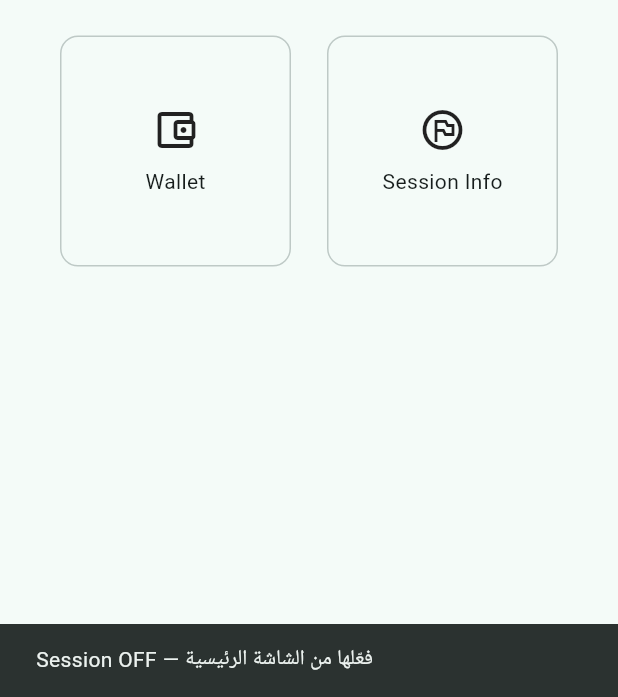
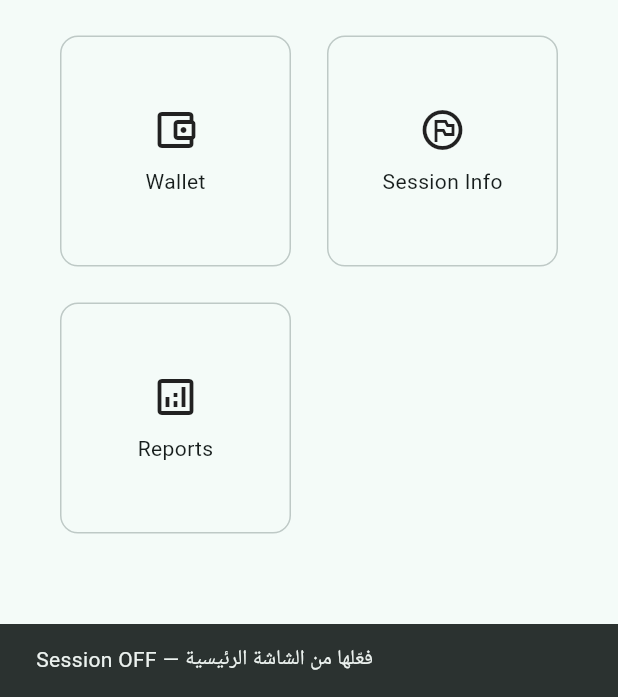
Before and after one commit to mustphache/admiral_tablet_a, a Flutter app: the _HomeScaffold screen opened directly, after a tap on "Purchases", on a phone screen of 412 x 824 dp, the part 539-1236 px from its top. Run offline on Flutter 3.47's test engine with Material 3 defaults, Android fonts, the phone set to English and light mode, and no system bars; our stand-ins replace pdf, shared_preferences; accounts and stored records are empty.

Commit message:
[auto] sync: 2025-10-12 17:23:46

```diff
--- a/lib/features/home/screens/home_screen.dart
+++ b/lib/features/home/screens/home_screen.dart
@@ -8,6 +8,7 @@ import 'package:admiral_tablet_a/features/day_session/day_session_screen.dart';
 import 'package:admiral_tablet_a/features/day_session/purchases_screen.dart';
 import 'package:admiral_tablet_a/features/day_session/expenses_screen.dart';
 import 'package:admiral_tablet_a/features/wallet/screens/wallet_screen.dart';
+import 'package:admiral_tablet_a/features/day_session/reports_screen.dart'; // 👈 جديد
 
 import 'package:admiral_tablet_a/state/services/credit_inbox_store.dart';
 import 'package:admiral_tablet_a/state/controllers/wallet_controller.dart';
@@ -94,6 +95,7 @@ class _HomeBodyState extends State<_HomeBody> {
   }
 }
 
+// -------- Session Switch (الوحيد) --------
 class _SessionSwitchCard extends StatelessWidget {
   final DaySessionController ctrl;
   const _SessionSwitchCard({required this.ctrl});
@@ -139,6 +141,7 @@ class _SessionSwitchCard extends StatelessWidget {
   }
 }
 
+// -------- Credit Inbox Banner --------
 class _CreditBanner extends StatelessWidget {
   final bool canConfirm;
   const _CreditBanner({required this.canConfirm});
@@ -165,8 +168,10 @@ class _CreditBanner extends StatelessWidget {
                   const Icon(Icons.construction, size: 20),
                   const SizedBox(width: 8),
                   const Expanded(
-                    child: Text('Dev: Inject incoming credit for testing',
-                        style: TextStyle(fontSize: 13)),
+                    child: Text(
+                      'Dev: Inject incoming credit for testing',
+                      style: TextStyle(fontSize: 13),
+                    ),
                   ),
                   TextButton.icon(
                     onPressed: () => _devAddCreditDialog(context),
@@ -316,6 +321,7 @@ class _HomeGrid extends StatelessWidget {
         ExpensesTile(),
         WalletTile(),
         EndOfDayTile(),
+        ReportsTile(), // 👈 جديد: الدخول للتقارير
       ],
     );
   }
@@ -417,6 +423,24 @@ class EndOfDayTile extends StatelessWidget {
   }
 }
 
+class ReportsTile extends StatelessWidget {
+  const ReportsTile({super.key});
+
+  @override
+  Widget build(BuildContext context) {
+    return _HomeTile(
+      icon: Icons.analytics_outlined,
+      label: 'Reports',
+      locked: false,
+      onTap: () {
+        Navigator.of(context).push(
+          MaterialPageRoute(builder: (_) => const ReportsScreen()),
+        );
+      },
+    );
+  }
+}
+
 class _HomeTile extends StatelessWidget {
   final IconData icon;
   final String label;
```
